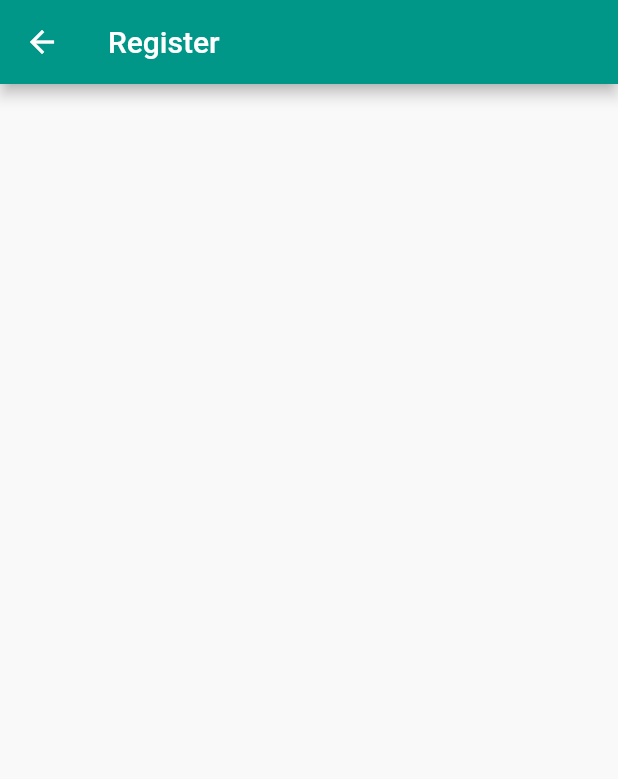
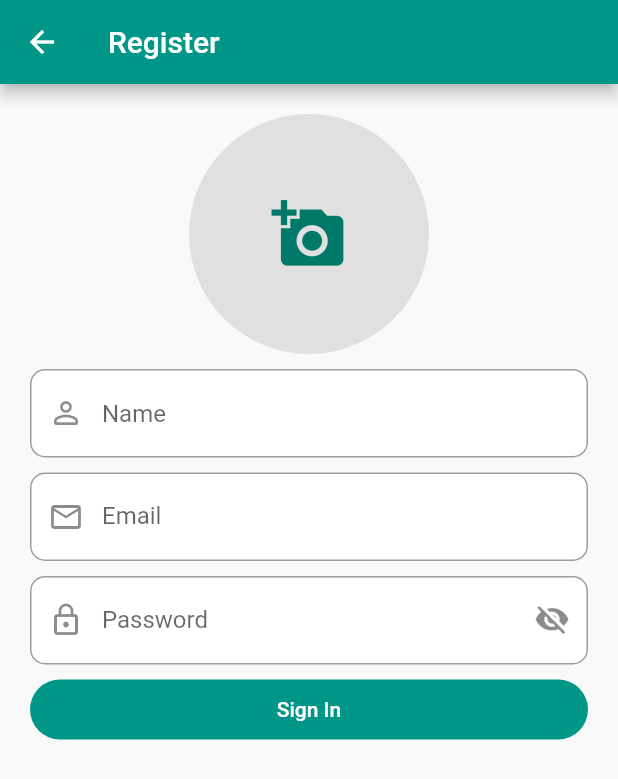
Before and after one commit to alastairrmcneill/plant-care, a Flutter app: the RegisterScreen screen opened directly, on a phone screen of 412 x 824 dp. Shown: the top 779 px of the screen. Run offline on Flutter 3.47's test engine with Material 2 defaults, Android fonts, the phone set to English and light mode, and no system bars; our stand-ins replace firebase_auth, firebase_core, font_awesome_flutter, google_sign_in, image_picker, shared_preferences and 1 more; accounts and stored records are empty.

Commit message:
created register screen with gallery picker

```diff
--- a/lib/features/auth/screens/register_screen.dart
+++ b/lib/features/auth/screens/register_screen.dart
@@ -1,13 +1,79 @@
+import 'dart:io';
+
 import 'package:flutter/material.dart';
+import 'package:image_picker/image_picker.dart';
+import 'package:plant_care/features/auth/widgets/widgets.dart';
 
-class RegisterScreen extends StatelessWidget {
-  const RegisterScreen({Key? key}) : super(key: key);
+class RegisterScreen extends StatefulWidget {
+  RegisterScreen({Key? key}) : super(key: key);
+
+  @override
+  State<RegisterScreen> createState() => _RegisterScreenState();
+}
+
+class _RegisterScreenState extends State<RegisterScreen> {
+  TextEditingController _nameController = TextEditingController();
+  TextEditingController _emailController = TextEditingController();
+  TextEditingController _passwordController = TextEditingController();
+  GlobalKey<FormState> _formKey = GlobalKey<FormState>();
+
+  File? _image;
+
+  void _handleImageFromGallery() async {
+    XFile? imageFile = await ImagePicker().pickImage(source: ImageSource.gallery);
+    if (imageFile != null) {
+      setState(() {
+        _image = File(imageFile.path);
+      });
+    }
+  }
+
+  Widget _displayChatImage() {
+    return GestureDetector(
+      onTap: _handleImageFromGallery,
+      child: CircleAvatar(
+        radius: 80,
+        backgroundColor: Colors.grey[300],
+        backgroundImage: _image != null ? FileImage(_image!) : null,
+        child: _image == null ? const Icon(Icons.add_a_photo, size: 50) : null,
+      ),
+    );
+  }
 
   @override
   Widget build(BuildContext context) {
     return Scaffold(
       appBar: AppBar(
-        title: Text('Register'),
+        title: const Text('Register'),
+      ),
+      resizeToAvoidBottomInset: false,
+      body: SafeArea(
+        child: Padding(
+          padding: const EdgeInsets.symmetric(horizontal: 20),
+          child: Column(
+            children: [
+              Form(
+                key: _formKey,
+                child: Column(
+                  mainAxisAlignment: MainAxisAlignment.start,
+                  crossAxisAlignment: CrossAxisAlignment.center,
+                  children: [
+                    const SizedBox(height: 20),
+                    _displayChatImage(),
+                    const SizedBox(height: 10),
+                    NameFormField(textEditingController: _nameController),
+                    const SizedBox(height: 10),
+                    EmailFormField(textEditingController: _emailController),
+                    const SizedBox(height: 10),
+                    PasswordFormField(textEditingController: _passwordController),
+                    const SizedBox(height: 10),
+                    RegisterButton(formKey: _formKey, nameController: _nameController, emailController: _emailController, passwordController: _passwordController),
+                  ],
+                ),
+              ),
+            ],
+          ),
+        ),
       ),
     );
   }
--- a/lib/features/auth/widgets/email_input_widget.dart
+++ b/lib/features/auth/widgets/email_input_widget.dart
@@ -13,6 +13,7 @@ class EmailFormField extends StatelessWidget {
       ),
       textInputAction: TextInputAction.next,
       maxLines: 1,
+      autocorrect: false,
       keyboardType: TextInputType.emailAddress,
       validator: (value) {
         if (value == null || value.trim().isEmpty) {
--- /dev/null
+++ b/lib/features/auth/widgets/register_button.dart
@@ -0,0 +1,42 @@
+import 'package:flutter/material.dart';
+import 'package:plant_care/general/services/auth_service.dart';
+
+class RegisterButton extends StatelessWidget {
+  final GlobalKey<FormState> formKey;
+  final TextEditingController nameController;
+  final TextEditingController emailController;
+  final TextEditingController passwordController;
+  const RegisterButton({
+    Key? key,
+    required this.formKey,
+    required this.nameController,
+    required this.emailController,
+    required this.passwordController,
+  }) : super(key: key);
+
+  Future _register(BuildContext context) async {
+    await AuthService.registerWithEmail(
+      context,
+      email: emailController.text.trim(),
+      password: passwordController.text.trim(),
+    );
+  }
+
+  @override
+  Widget build(BuildContext context) {
+    return SizedBox(
+      width: double.infinity,
+      height: 40,
+      child: ElevatedButton(
+        onPressed: () async {
+          if (!formKey.currentState!.validate()) {
+            return;
+          }
+          formKey.currentState!.save();
+          await _register(context);
+        },
+        child: const Text('Sign In'),
+      ),
+    );
+  }
+}
--- a/lib/features/auth/widgets/register_now_button.dart
+++ b/lib/features/auth/widgets/register_now_button.dart
@@ -16,7 +16,7 @@ class RegisterNowButton extends StatelessWidget {
             children: [
               const Text('Not a member? '),
               TextButton(
-                onPressed: () => Navigator.push(context, MaterialPageRoute(builder: (_) => const RegisterScreen())),
+                onPressed: () => Navigator.push(context, MaterialPageRoute(builder: (_) => RegisterScreen())),
                 child: const Text('Register now'),
               ),
             ],
--- a/lib/features/auth/widgets/widgets.dart
+++ b/lib/features/auth/widgets/widgets.dart
@@ -6,3 +6,4 @@ export 'login_header.dart';
 export 'sign_in_button.dart';
 export 'forgot_password_button.dart';
 export 'register_now_button.dart';
+export 'register_button.dart';
--- a/lib/general/services/auth_service.dart
+++ b/lib/general/services/auth_service.dart
@@ -4,6 +4,7 @@ import 'package:flutter/services.dart';
 import 'package:google_sign_in/google_sign_in.dart';
 import 'package:plant_care/general/models/models.dart';
 import 'package:plant_care/general/widgets/widgets.dart';
+import 'package:plant_care/support/wrapper.dart';
 
 class AuthService {
   static final FirebaseAuth _auth = FirebaseAuth.instance;
@@ -11,7 +12,10 @@ class AuthService {
 
   // Auth user stream
   Stream<AppUser?> get appUserStream {
-    return _auth.authStateChanges().map((User? user) => _appUserFromFirebaseUser(user));
+    return _auth.authStateChanges().map((User? user) {
+      print(user);
+      return _appUserFromFirebaseUser(user);
+    });
   }
 
   // Register
@@ -24,7 +28,9 @@ class AuthService {
     } on FirebaseAuthException catch (error) {
       stopCircularProgressOverlay(context);
       showErrorDialog(context, error.message!);
+      return;
     }
+    Navigator.pushAndRemoveUntil(context, MaterialPageRoute(builder: (context) => Wrapper()), (_) => false);
   }
 
   // Login to account
--- a/pubspec.yaml
+++ b/pubspec.yaml
@@ -28,6 +28,7 @@ dependencies:
   one_context: ^2.1.0
   smooth_page_indicator: ^1.0.0+2
   shared_preferences: ^2.0.15
+  image_picker: ^0.8.5+3
 
 
 
```
Also changed, not shown: pubspec.lock, 2 other files.
